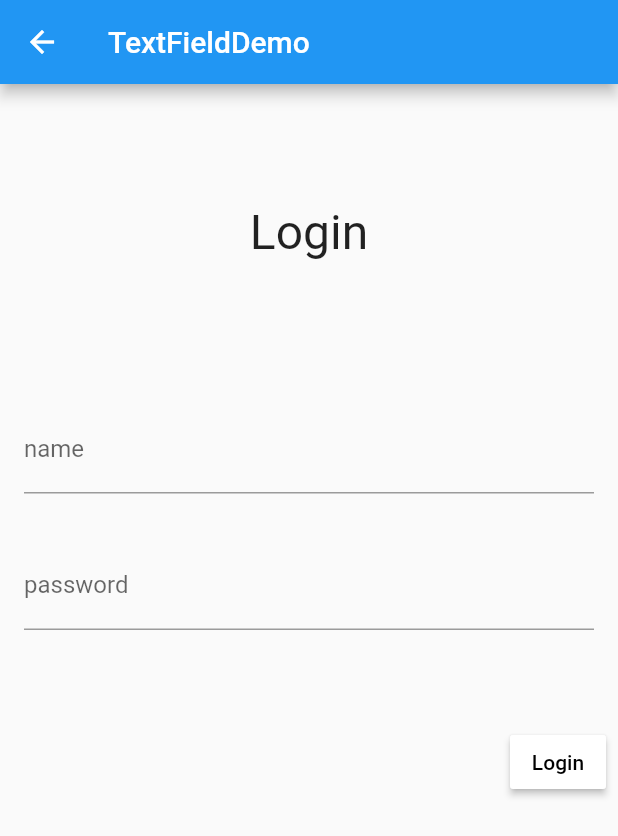
After one commit to justForL/FlutterDemos, a Flutter app: the TextFieldDemo screen opened directly, on a phone screen of 412 x 824 dp. The commit adds this screen. Shown: the top 836 px of the screen. Run offline on Flutter 3.47's test engine with Material 2 defaults, Android fonts, the phone set to English and light mode, and no system bars.

Commit message:
add login Demo

```diff
--- a/lib/Moudle/Home/HomeList.dart
+++ b/lib/Moudle/Home/HomeList.dart
@@ -1,3 +1,4 @@
+import 'package:demo02/Moudle/Home/TextFieldDemo.dart';
 import 'package:demo02/Moudle/Home/WX9Button.dart';
 import 'package:demo02/Router.dart';
 import 'package:flutter/material.dart';
@@ -17,6 +18,7 @@ class HomeList extends StatelessWidget {
   final List<HomeListItemModel> _dataSource = [
     HomeListItemModel("Modal", HomeItemEnum.Modal),
     HomeListItemModel("微信九宫格", HomeItemEnum.WX9Button),
+    HomeListItemModel("TextField聚焦", HomeItemEnum.TextField),
   ];
   Widget build(BuildContext context) {
     return Scaffold(
@@ -53,6 +55,11 @@ class HomeListItem extends StatelessWidget {
           _routeJumpAction(context, WX9Button(), false);
         }
         break;
+        case HomeItemEnum.TextField:
+        {
+          _routeJumpAction(context, TextFieldDemo(), false);
+        }
+        break;
       default:
     }
   }
--- /dev/null
+++ b/lib/Moudle/Home/TextFieldDemo.dart
@@ -0,0 +1,83 @@
+import 'package:flutter/cupertino.dart';
+import 'package:flutter/material.dart';
+
+void main() => runApp(TextFieldDemo());
+
+class TextFieldDemo extends StatefulWidget {
+  @override
+  State createState() => _TextFieldDemoState();
+}
+
+class _TextFieldDemoState extends State<TextFieldDemo> {
+  TextEditingController _nameController, _pwController;
+  FocusNode _nameFocus;
+  FocusNode _pwFocus;
+  @override
+  Widget build(BuildContext context) {
+    return Scaffold(
+        appBar: AppBar(title: Text("TextFieldDemo")),
+        body: SafeArea(
+          child: ListView(
+            children: <Widget>[
+              const SizedBox(height: 80),
+              Center(
+                child: Text(
+                  "Login",
+                  style: TextStyle(fontSize: 32.0),
+                ),
+              ),
+              const SizedBox(
+                height: 80.0,
+              ),
+              Padding(
+                padding: const EdgeInsets.all(16.0),
+                child: Material(
+                  borderRadius: BorderRadius.circular(16.0),
+                  child: TextField(
+                    focusNode: _nameFocus,
+                    controller: _nameController,
+                    obscureText: false,
+                    textInputAction: TextInputAction.next,
+                    onSubmitted: (input) {
+                      _nameFocus.unfocus();
+                      FocusScope.of(context).requestFocus(_pwFocus);
+                    },
+                    decoration: InputDecoration(labelText: "name"),
+                  ),
+                ),
+              ),
+              Padding(
+                padding: const EdgeInsets.all(16.0),
+                child: Material(
+                  borderRadius: BorderRadius.circular(10.0),
+                  child: TextField(
+                    focusNode: _pwFocus,
+                    controller: _pwController,
+                    obscureText: true,
+                    textInputAction: TextInputAction.done,
+                    onSubmitted: (input) {
+                      _pwFocus.unfocus();
+                    },
+                    decoration: InputDecoration(labelText: "password"),
+                  ),
+                ),
+              ),
+              const SizedBox(
+                height: 40,
+              ),
+              ButtonBar(
+                children: <Widget>[
+                  RaisedButton(
+                    onPressed: () {
+                      print("LoginBtn click");
+                    },
+                    child: Text("Login"),
+                    color: Colors.white,
+                  )
+                ],
+              )
+            ],
+          ),
+        ));
+  }
+}
```
